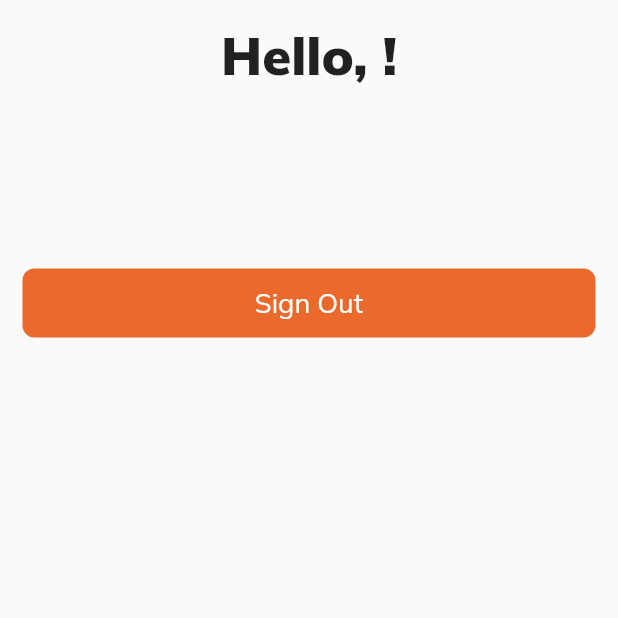
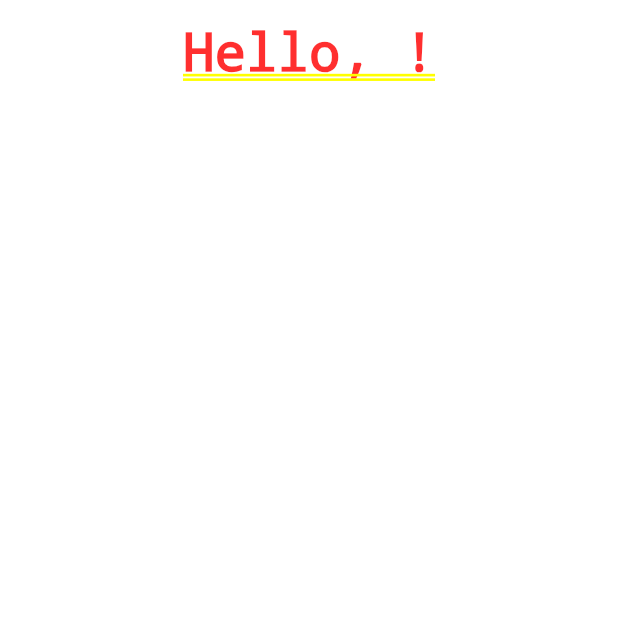
Before and after one commit to habyaad/soro_soke, a Flutter app: the HomeView screen opened by its route, on a phone screen of 412 x 824 dp, the top half of it. Run offline on Flutter 3.47's test engine with Material 2 defaults, Android fonts, the phone set to English and light mode, and no system bars; our stand-ins replace animated_bottom_navigation_bar, cloud_firestore, firebase_auth, firebase_core, fluttertoast, google_fonts and 4 more; accounts and stored records are empty.

Commit message:
fix: remove scaffold

```diff
--- a/lib/ui/views/home/home_view.dart
+++ b/lib/ui/views/home/home_view.dart
@@ -1,3 +1,4 @@
+import 'package:animated_bottom_navigation_bar/animated_bottom_navigation_bar.dart';
 import 'package:flutter/material.dart';
 import 'package:flutter/scheduler.dart';
 import 'package:soro_soke/ui/common/general_button.dart';
@@ -16,8 +17,7 @@ class HomeView extends StackedView<HomeViewModel> {
   ) {
     viewModel.initializeUser();
 
-    return Scaffold(
-      body: SafeArea(
+    return SafeArea(
       child: Padding(
         padding: const EdgeInsets.all(15.0),
         child: Center(
@@ -34,14 +34,9 @@ class HomeView extends StackedView<HomeViewModel> {
                       fontWeight: FontWeight.w900,
                     ),
                   ),
-                    verticalSpaceMassive,
-                    GeneralButton(onPressed: (){
-                      viewModel.logOut();
-                    }, buttonText: "Sign Out")
                 ],
               ),
             ],
-            ),
           ),
         ),
       ),
@@ -54,7 +49,7 @@ class HomeView extends StackedView<HomeViewModel> {
   ) =>
       HomeViewModel();
 
-  @override
+/*@override
   void onViewModelReady(HomeViewModel viewModel) => SchedulerBinding.instance
-      .addPostFrameCallback((timeStamp) => viewModel.initializeUser());
+      .addPostFrameCallback((timeStamp) => viewModel.initializeUser());*/
 }
```
Lines whose indentation alone changed are shown as unchanged.
